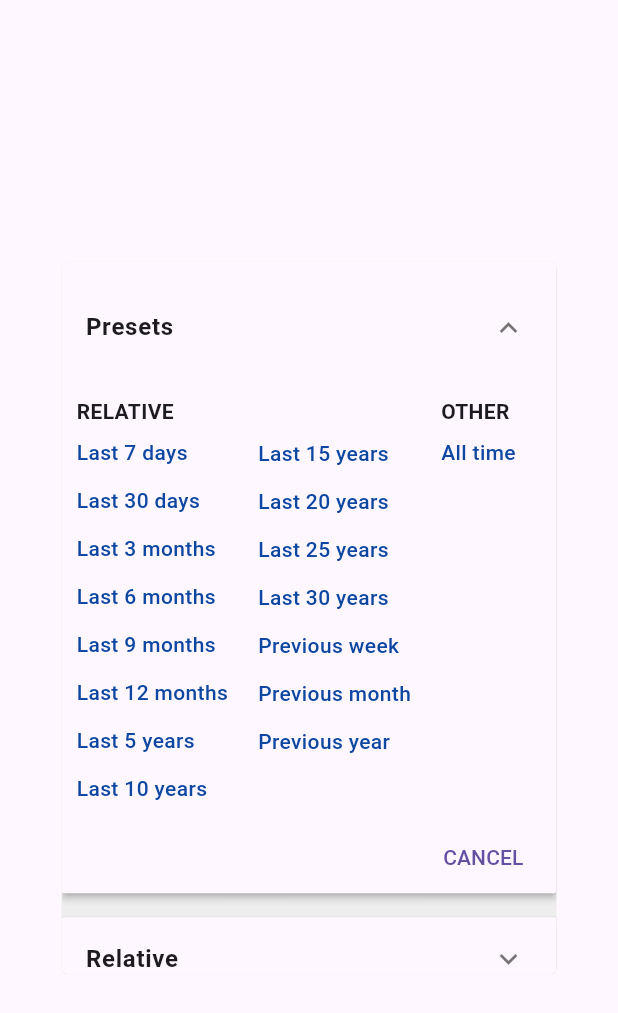
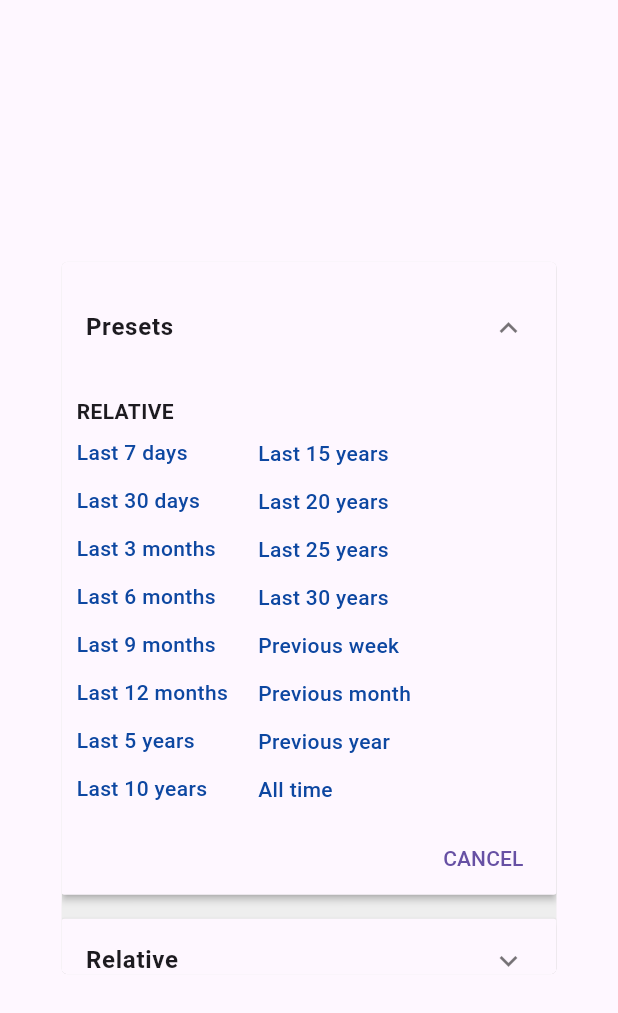
Before and after one commit to larryaasen/extensive_date_range_picker, a Flutter app: the _DatePickerDialog widget shown alone on an empty page, opened directly, on a phone screen of 412 x 824 dp. Shown: the top 1013 px of the screen. Run offline on Flutter 3.47's test engine with Material 3 defaults, Android fonts, the phone set to English and light mode, and no system bars; our stand-ins replace jiffy.

````diff
--- a/lib/extensive_date_range_picker.dart
+++ b/lib/extensive_date_range_picker.dart
@@ -1,7 +1,6 @@
 library extensive_date_range_picker;
 
 import 'dart:async';
-import 'dart:math' as math;
 import 'dart:ui' as ui show TextDirection;
 
 import 'package:extensive_date_range_picker/src/date_time_relative.dart';
@@ -197,17 +196,6 @@ class _DatePickerDialogState extends State<_DatePickerDialog> {
                 _linkButton("Previous week", DateTimeRangePreset.prevWeek),
                 _linkButton("Previous month", DateTimeRangePreset.prevMonth),
                 _linkButton("Previous year", DateTimeRangePreset.prevYear),
-              ],
-            )),
-        Padding(
-            padding: const EdgeInsets.fromLTRB(10, 2, 10, 0),
-            child: Column(
-              crossAxisAlignment: CrossAxisAlignment.start,
-              children: <Widget>[
-                Padding(
-                  padding: const EdgeInsets.only(bottom: 7),
-                  child: Text("OTHER", style: _headStyle),
-                ),
                 _linkButton("All time", DateTimeRangePreset.allTime)
               ],
             )),
@@ -615,18 +603,18 @@ class _DatePickerDialogState extends State<_DatePickerDialog> {
 
   @override
   Widget build(BuildContext context) {
-    // Constrain the textScaleFactor to the largest supported value to prevent
-    // layout issues.
-    final double textScaleFactor =
-        math.min(MediaQuery.of(context).textScaleFactor, 1.3);
-
     _linkStyle = TextStyle(
         color: Colors.blue.shade900,
         fontSize: Theme.of(context).textTheme.labelLarge!.fontSize,
         fontWeight: Theme.of(context).textTheme.labelLarge!.fontWeight);
 
-    final Size dialogSize = _dialogSize(context) * textScaleFactor;
-    final DialogTheme dialogTheme = Theme.of(context).dialogTheme;
+    // Constrain the textScaleFactor to the largest supported value to prevent
+    // layout issues.
+    final dialogSize = _dialogSize(context);
+    final width = dialogSize.width;
+    final height = dialogSize.height;
+
+    final dialogTheme = Theme.of(context).dialogTheme;
     return Dialog(
       backgroundColor: Colors.grey[200],
       insetPadding:
@@ -639,14 +627,10 @@ class _DatePickerDialogState extends State<_DatePickerDialog> {
               borderRadius: BorderRadius.all(Radius.circular(4.0))),
       clipBehavior: Clip.antiAlias,
       child: AnimatedContainer(
-        width: dialogSize.width,
-        height: dialogSize.height,
+        width: width,
+        height: height,
         duration: _dialogSizeAnimationDuration,
         curve: Curves.easeIn,
-        child: MediaQuery(
-          data: MediaQuery.of(context).copyWith(
-            textScaleFactor: textScaleFactor,
-          ),
         child: Builder(builder: (BuildContext context) {
           return SingleChildScrollView(
             child: Container(
@@ -655,7 +639,6 @@ class _DatePickerDialogState extends State<_DatePickerDialog> {
           );
         }),
       ),
-      ),
     );
   }
 }
--- a/lib/src/custom_dropdown.dart
+++ b/lib/src/custom_dropdown.dart
@@ -48,7 +48,6 @@ const EdgeInsets _kUnalignedButtonPadding = EdgeInsets.zero;
 ///   );
 /// }
 /// ```
-/// {@end-tool}
 ///
 /// If the [onTap] callback is null or the list of [items] is null
 /// then the dropdown button will be disabled, i.e. its arrow will be
@@ -185,7 +184,6 @@ class CustomDropdownButton extends StatefulWidget {
   ///   );
   /// }
   /// ```
-  /// {@end-tool}
   ///
   /// Defaults to the [TextTheme.titleMedium] value of the current
   /// [ThemeData.textTheme] of the current [Theme].
@@ -448,7 +446,6 @@ class _CustomDropdownButtonState<T> extends State<CustomDropdownButton>
       innerItemsWidget = DefaultTextStyle(
         style: _textStyle!.copyWith(color: Theme.of(context).hintColor),
         child: IgnorePointer(
-          ignoringSemantics: false,
           child: displayedHint,
         ),
       );
--- a/pubspec.yaml
+++ b/pubspec.yaml
@@ -1,6 +1,6 @@
 name: extensive_date_range_picker
 description: Flutter widget that provides an extensive date and time range picker.
-version: 1.2.0
+version: 1.3.0
 homepage: https://github.com/larryaasen/extensive_date_range_picker
 
 environment:
@@ -12,7 +12,7 @@ dependencies:
     sdk: flutter
 
   # From dart.dev: internationalization and localization facilities
-  intl: ^0.18.0
+  intl: '>=0.18.0 <1.0.0'
 
   # From jama5262 - parsing, manipulating, querying and formatting dates
   jiffy: ^5.0.1
````
Also changed, not shown: example/pubspec.lock, 7 other files. Lines whose indentation alone changed are shown as unchanged.
